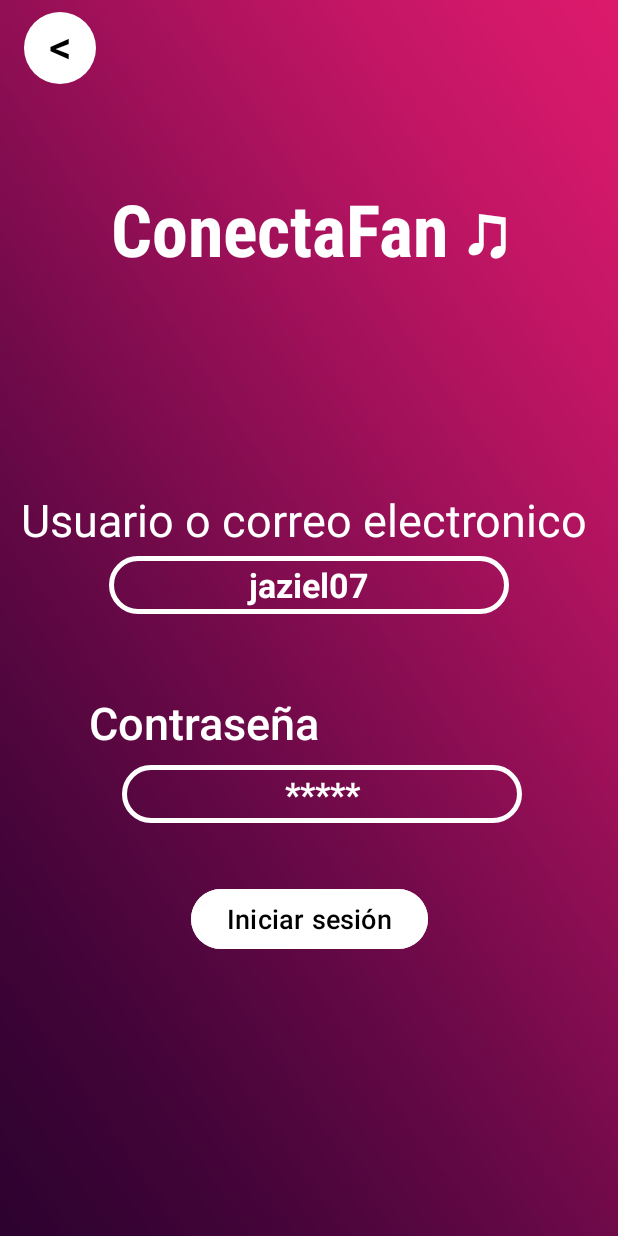
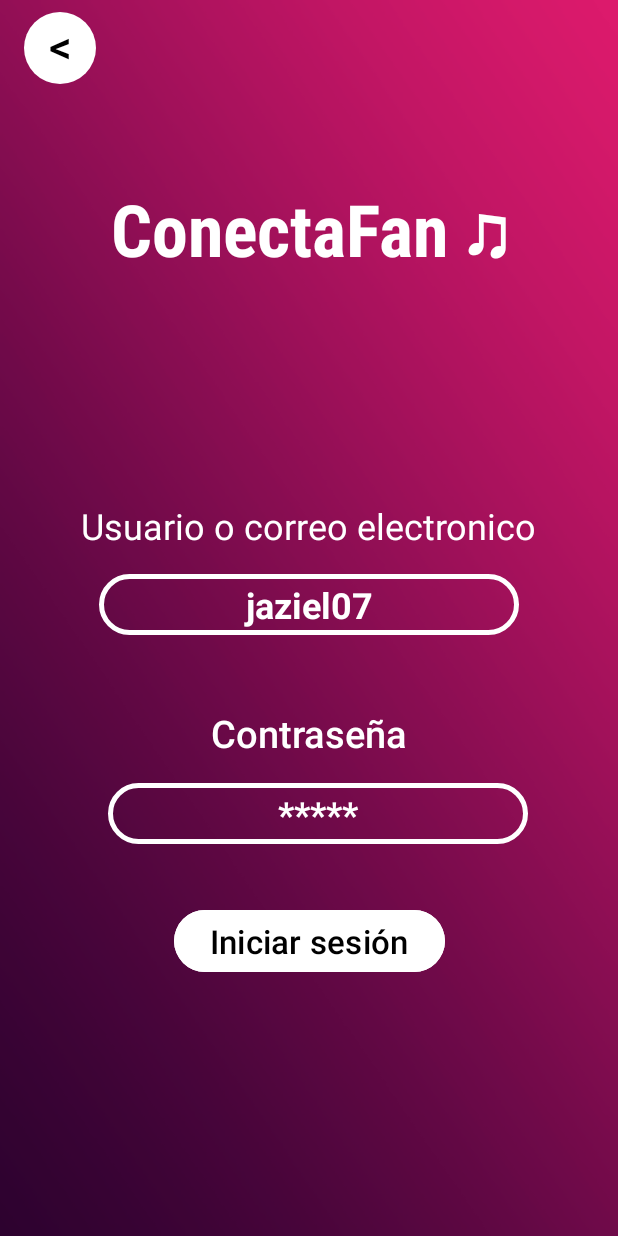
Before and after one commit to Jaziel-Balderas/PSM, an Android app: the LoginActivity screen opened directly, with no data from a screen before it, on a phone screen of 412 x 824 dp. Run offline under Robolectric (Android 15) with nearby library versions, the phone set to English and light mode, and no system bars.

```diff
--- a/app/src/main/java/com/example/psm/LoginActivity.kt
+++ b/app/src/main/java/com/example/psm/LoginActivity.kt
@@ -1,5 +1,6 @@
 package com.example.psm
 
+import android.annotation.SuppressLint
 import android.content.Intent
 import android.os.Bundle
 import android.widget.Button
@@ -9,6 +10,7 @@ import androidx.core.view.ViewCompat
 import androidx.core.view.WindowInsetsCompat
 
 class LoginActivity : AppCompatActivity(){
+    @SuppressLint("MissingInflatedId")
     override fun onCreate(savedInstanceState: Bundle?) {
         super.onCreate(savedInstanceState)
         enableEdgeToEdge()
@@ -19,10 +21,18 @@ class LoginActivity : AppCompatActivity(){
             insets
         }
         val btnBack: Button = findViewById(R.id.back_buttonLogin)
+        val btnLogg: Button = findViewById(R.id.buttonLog)
+
         btnBack.setOnClickListener {
             val intent: Intent = Intent(this, MainActivity::class.java)
             startActivity(intent)
             overridePendingTransition(R.anim.fade_in, R.anim.fade_out);
         }
+        btnBack.setOnClickListener {
+            val intent: Intent = Intent(this, DashboardActivity::class.java)
+            startActivity(intent)
+            overridePendingTransition(R.anim.fade_in, R.anim.fade_out);
+        }
+
     }
 }
--- a/app/src/main/res/layout/login.xml
+++ b/app/src/main/res/layout/login.xml
@@ -27,17 +27,17 @@
         android:id="@+id/editTextTextPassword"
         android:layout_width="wrap_content"
         android:layout_height="wrap_content"
-        android:layout_marginTop="8dp"
-        android:layout_marginEnd="64dp"
+        android:layout_marginTop="16dp"
+        android:layout_marginEnd="60dp"
         android:background="@drawable/edittext_diseno"
         android:ems="10"
+        android:hint="*****"
         android:inputType="textPassword"
         android:padding="4dp"
-        android:hint="*****"
-        android:textColorHint="@color/white"
         android:textAlignment="center"
         android:textColor="@color/white"
-        android:textSize="0.14in"
+        android:textColorHint="@color/white"
+        android:textSize="0.15in"
         android:textStyle="bold"
         app:layout_constraintEnd_toEndOf="parent"
         app:layout_constraintTop_toBottomOf="@+id/textView7" />
@@ -46,13 +46,12 @@
         android:id="@+id/textView7"
         android:layout_width="wrap_content"
         android:layout_height="wrap_content"
-        android:layout_marginTop="52dp"
+        android:layout_marginTop="48dp"
         android:fontFamily="sans-serif-medium"
         android:text="Contraseña"
         android:textColor="@color/white"
-        android:textSize="45px"
+        android:textSize="25sp"
         app:layout_constraintEnd_toEndOf="parent"
-        app:layout_constraintHorizontal_bias="0.229"
         app:layout_constraintStart_toStartOf="parent"
         app:layout_constraintTop_toBottomOf="@+id/editTextText" />
 
@@ -60,45 +59,43 @@
         android:id="@+id/editTextText"
         android:layout_width="wrap_content"
         android:layout_height="wrap_content"
-        android:layout_marginTop="4dp"
+        android:layout_marginTop="16dp"
         android:background="@drawable/edittext_diseno"
         android:ems="10"
+        android:gravity="center"
+        android:hint="jaziel07"
         android:inputType="text"
         android:padding="4dp"
-        android:hint="jaziel07"
-        android:textColorHint="@color/white"
         android:textAlignment="center"
         android:textColor="@color/white"
-        android:textSize="0.14in"
+        android:textColorHint="@color/white"
+        android:textSize="0.15in"
         android:textStyle="bold"
-        android:gravity="center"
-        app:layout_constraintTop_toBottomOf="@+id/textView6"
-        tools:layout_editor_absoluteX="66dp"
         app:layout_constraintEnd_toEndOf="parent"
-        app:layout_constraintStart_toStartOf="parent"/>
+        app:layout_constraintStart_toStartOf="parent"
+        app:layout_constraintTop_toBottomOf="@+id/textView6" />
 
     <TextView
         android:id="@+id/textView6"
         android:layout_width="wrap_content"
         android:layout_height="wrap_content"
-        android:layout_marginTop="140dp"
+        android:layout_marginTop="148dp"
         android:text="Usuario o correo electronico"
         android:textColor="@color/white"
-        android:textSize="45px"
+        android:textSize="24dp"
         app:layout_constraintEnd_toEndOf="parent"
-        app:layout_constraintHorizontal_bias="0.41"
         app:layout_constraintStart_toStartOf="parent"
         app:layout_constraintTop_toBottomOf="@+id/textView" />
 
     <Button
-        android:id="@+id/button3"
+        android:id="@+id/buttonLog"
         android:layout_width="wrap_content"
         android:layout_height="wrap_content"
         android:layout_marginTop="40dp"
         android:backgroundTint="@color/boton_background"
         android:text="Iniciar sesión"
         android:textColor="@color/black"
-        android:textSize="18sp"
+        android:textSize="22sp"
         app:layout_constraintTop_toBottomOf="@+id/editTextTextPassword"
         tools:layout_editor_absoluteX="127dp"
         app:layout_constraintEnd_toEndOf="parent"
```
Also changed, not shown: app/src/main/AndroidManifest.xml (+6 -2 lines), app/src/main/java/com/example/psm/DashboardActivity.kt (added, +20 -0 lines), app/src/main/res/layout/activity_dashboard.xml (added, +10 -0 lines), app/src/main/res/layout/dashboard.xml (deleted, +0 -19 lines).
